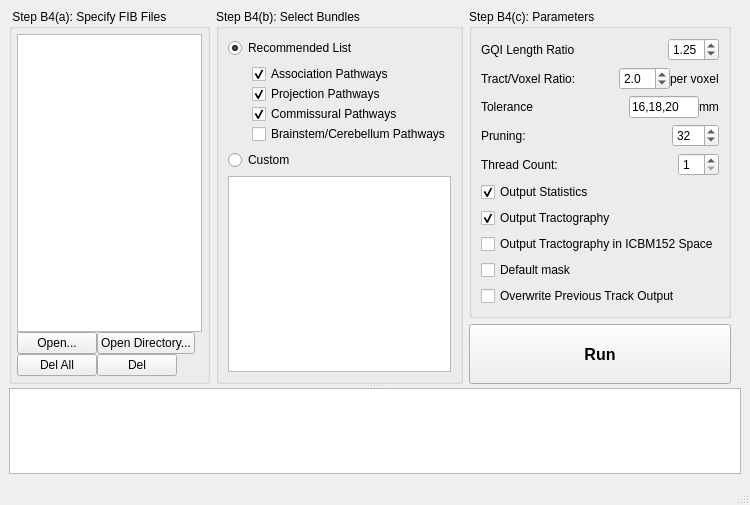
Old version of the form auto_track.ui in the repository frankyeh/DSI-Studio.
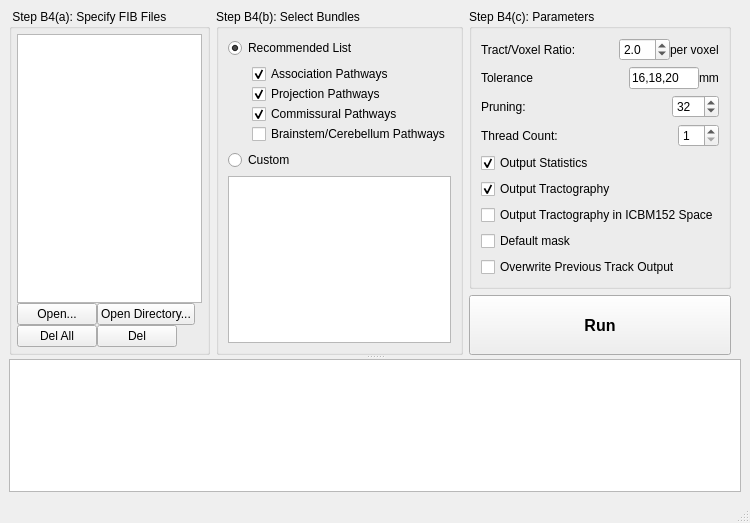
New version of the form. Icons and pictures are not drawn.

Patch:
```diff
--- a/auto_track.ui
+++ b/auto_track.ui
@@ -7,7 +7,7 @@
     <x>0</x>
     <y>0</y>
     <width>750</width>
-    <height>505</height>
+    <height>523</height>
    </rect>
   </property>
   <property name="windowTitle">
@@ -297,46 +297,6 @@
              <string>Step B4(c): Parameters</string>
             </property>
             <layout class="QVBoxLayout" name="verticalLayout_5">
-             <item>
-              <layout class="QHBoxLayout" name="horizontalLayout_6">
-               <property name="topMargin">
-                <number>0</number>
-               </property>
-               <item>
-                <widget class="QLabel" name="label_5">
-                 <property name="text">
-                  <string>GQI Length Ratio</string>
-                 </property>
-                </widget>
-               </item>
-               <item>
-                <spacer name="horizontalSpacer_6">
-                 <property name="orientation">
-                  <enum>Qt::Horizontal</enum>
-                 </property>
-                 <property name="sizeHint" stdset="0">
-                  <size>
-                   <width>40</width>
-                   <height>20</height>
-                  </size>
-                 </property>
-                </spacer>
-               </item>
-               <item>
-                <widget class="QDoubleSpinBox" name="gqi_l">
-                 <property name="minimum">
-                  <double>0.100000000000000</double>
-                 </property>
-                 <property name="maximum">
-                  <double>4.000000000000000</double>
-                 </property>
-                 <property name="value">
-                  <double>1.250000000000000</double>
-                 </property>
-                </widget>
-               </item>
-              </layout>
-             </item>
              <item>
               <layout class="QHBoxLayout" name="horizontalLayout_2">
                <property name="spacing">
@@ -597,7 +557,6 @@
             <property name="font">
              <font>
               <pointsize>12</pointsize>
-              <weight>75</weight>
               <bold>true</bold>
              </font>
             </property>
```
Left out of the diff: 2 changed lines with no effect on the pictures.
